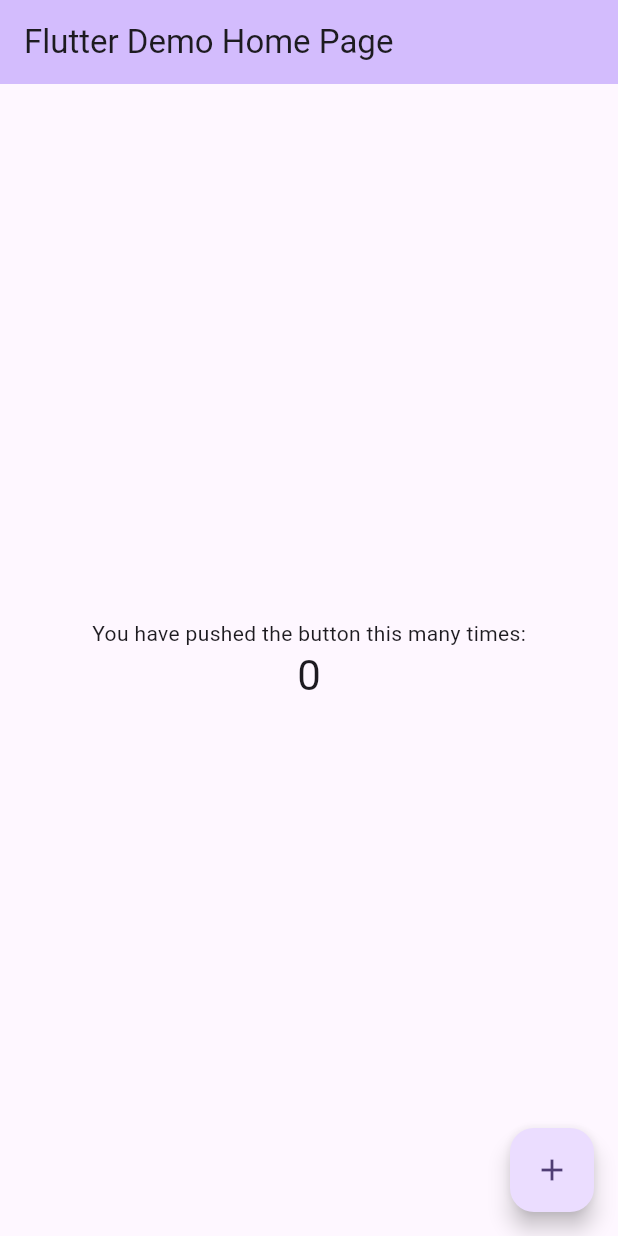
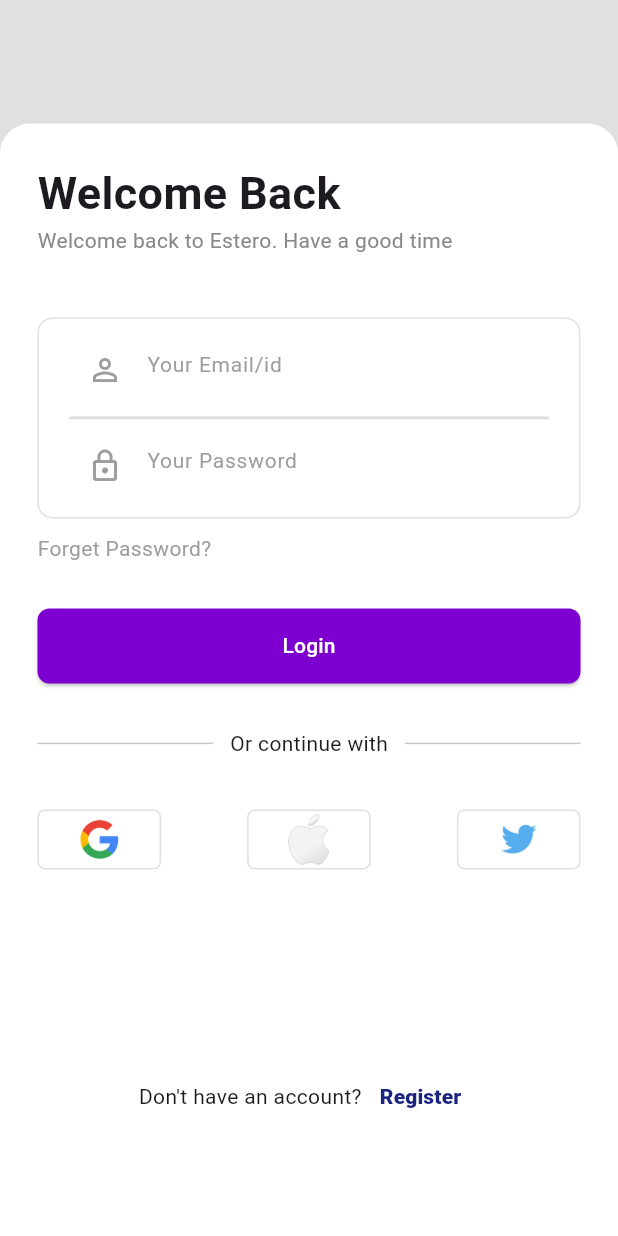
Before and after one commit to Saliim11/absen_geura_app, a Flutter app: the screen it shows after launch, on a phone screen of 412 x 824 dp. Run offline on Flutter 3.47's test engine with Material 3 defaults, Android fonts, the phone set to English and light mode, and no system bars; our stand-ins replace firebase_core; accounts and stored records are empty.

Commit message:
setup awal

```diff
--- a/lib/main.dart
+++ b/lib/main.dart
@@ -1,7 +1,15 @@
+import 'package:absen_geura/pages/login_screen.dart';
+import 'package:absen_geura/service/provider/absen_provider.dart';
 import 'package:flutter/material.dart';
+import 'package:provider/provider.dart';
 
 void main() {
-  runApp(const MyApp());
+  runApp(MultiProvider(
+    providers: [
+      Provider(create: (context) => AbsenProvider(),)
+    ],
+    child: const MyApp()
+  ));
 }
 
 class MyApp extends StatelessWidget {
@@ -13,110 +21,9 @@ class MyApp extends StatelessWidget {
     return MaterialApp(
       title: 'Flutter Demo',
       theme: ThemeData(
-        // This is the theme of your application.
-        //
-        // TRY THIS: Try running your application with "flutter run". You'll see
-        // the application has a purple toolbar. Then, without quitting the app,
-        // try changing the seedColor in the colorScheme below to Colors.green
-        // and then invoke "hot reload" (save your changes or press the "hot
-        // reload" button in a Flutter-supported IDE, or press "r" if you used
-        // the command line to start the app).
-        //
-        // Notice that the counter didn't reset back to zero; the application
-        // state is not lost during the reload. To reset the state, use hot
-        // restart instead.
-        //
-        // This works for code too, not just values: Most code changes can be
-        // tested with just a hot reload.
         colorScheme: ColorScheme.fromSeed(seedColor: Colors.deepPurple),
       ),
-      home: const MyHomePage(title: 'Flutter Demo Home Page'),
+      home: LoginScreen(),
     );
   }
 }
-
-class MyHomePage extends StatefulWidget {
-  const MyHomePage({super.key, required this.title});
-
-  // This widget is the home page of your application. It is stateful, meaning
-  // that it has a State object (defined below) that contains fields that affect
-  // how it looks.
-
-  // This class is the configuration for the state. It holds the values (in this
-  // case the title) provided by the parent (in this case the App widget) and
-  // used by the build method of the State. Fields in a Widget subclass are
-  // always marked "final".
-
-  final String title;
-
-  @override
-  State<MyHomePage> createState() => _MyHomePageState();
-}
-
-class _MyHomePageState extends State<MyHomePage> {
-  int _counter = 0;
-
-  void _incrementCounter() {
-    setState(() {
-      // This call to setState tells the Flutter framework that something has
-      // changed in this State, which causes it to rerun the build method below
-      // so that the display can reflect the updated values. If we changed
-      // _counter without calling setState(), then the build method would not be
-      // called again, and so nothing would appear to happen.
-      _counter++;
-    });
-  }
-
-  @override
-  Widget build(BuildContext context) {
-    // This method is rerun every time setState is called, for instance as done
-    // by the _incrementCounter method above.
-    //
-    // The Flutter framework has been optimized to make rerunning build methods
-    // fast, so that you can just rebuild anything that needs updating rather
-    // than having to individually change instances of widgets.
-    return Scaffold(
-      appBar: AppBar(
-        // TRY THIS: Try changing the color here to a specific color (to
-        // Colors.amber, perhaps?) and trigger a hot reload to see the AppBar
-        // change color while the other colors stay the same.
-        backgroundColor: Theme.of(context).colorScheme.inversePrimary,
-        // Here we take the value from the MyHomePage object that was created by
-        // the App.build method, and use it to set our appbar title.
-        title: Text(widget.title),
-      ),
-      body: Center(
-        // Center is a layout widget. It takes a single child and positions it
-        // in the middle of the parent.
-        child: Column(
-          // Column is also a layout widget. It takes a list of children and
-          // arranges them vertically. By default, it sizes itself to fit its
-          // children horizontally, and tries to be as tall as its parent.
-          //
-          // Column has various properties to control how it sizes itself and
-          // how it positions its children. Here we use mainAxisAlignment to
-          // center the children vertically; the main axis here is the vertical
-          // axis because Columns are vertical (the cross axis would be
-          // horizontal).
-          //
-          // TRY THIS: Invoke "debug painting" (choose the "Toggle Debug Paint"
-          // action in the IDE, or press "p" in the console), to see the
-          // wireframe for each widget.
-          mainAxisAlignment: MainAxisAlignment.center,
-          children: <Widget>[
-            const Text('You have pushed the button this many times:'),
-            Text(
-              '$_counter',
-              style: Theme.of(context).textTheme.headlineMedium,
-            ),
-          ],
-        ),
-      ),
-      floatingActionButton: FloatingActionButton(
-        onPressed: _incrementCounter,
-        tooltip: 'Increment',
-        child: const Icon(Icons.add),
-      ), // This trailing comma makes auto-formatting nicer for build methods.
-    );
-  }
-}
--- /dev/null
+++ b/lib/pages/login_screen.dart
@@ -0,0 +1,246 @@
+import 'package:absen_geura/utils/app_color.dart';
+import 'package:flutter/material.dart';
+
+class LoginScreen extends StatefulWidget {
+  const LoginScreen({super.key});
+
+  @override
+  State<LoginScreen> createState() => _LoginScreenState();
+}
+
+class _LoginScreenState extends State<LoginScreen> {
+  @override
+  Widget build(BuildContext context) {
+    return Scaffold(
+      backgroundColor: Colors.grey.shade300,
+      body: Container(
+        margin: EdgeInsets.only(top: MediaQuery.of(context).size.height * 0.1),
+        padding: EdgeInsets.all(25),
+        height: MediaQuery.of(context).size.height,
+        decoration: BoxDecoration(
+          borderRadius: BorderRadius.only(topLeft: Radius.circular(20), topRight: Radius.circular(20)),
+          color: Colors.white
+        ),
+        child: SingleChildScrollView(
+          child: Column(
+            children: [
+              Align(
+                alignment: Alignment.centerLeft,
+                child: Text(
+                  "Welcome Back",
+                  style: TextStyle(
+                    fontSize: 30,
+                    fontWeight: FontWeight.bold
+                  ),
+                ),
+              ),
+              Align(
+                alignment: Alignment.centerLeft,
+                child: Text(
+                  "Welcome back to Estero. Have a good time",
+                  style: TextStyle(
+                    color: Color.fromARGB(255, 136, 136, 136)
+                  ),
+                ),
+              ),
+
+              SizedBox(height: MediaQuery.of(context).size.height * 0.05,),
+
+              Row(
+                children: [
+                  Expanded(
+                    child: Container(
+                      padding: EdgeInsets.symmetric(horizontal: 20, vertical: 10),
+                      decoration: BoxDecoration(
+                        borderRadius: BorderRadius.circular(10),
+                        border: Border.all(
+                          width: 1,
+                          color: Colors.grey.shade300
+                        )
+                      ),
+                      child: Column(
+                        children: [
+                          TextField(
+                            decoration: InputDecoration(
+                              border: InputBorder.none,
+                              hintText: "Your Email/id",
+                              hintStyle: TextStyle(
+                                color: Colors.grey,
+                                fontSize: 14
+                              ),
+                              prefixIcon: Icon(Icons.person_outline, color: Colors.grey,)
+                            ),
+                          ),
+                          Divider(
+                            thickness: 2,
+                            color: Colors.grey.shade300,
+                          ),
+                          TextField(
+                            obscureText: true,
+                            decoration: InputDecoration(
+                              border: InputBorder.none,
+                              hintText: "Your Password",
+                              hintStyle: TextStyle(
+                                color: Colors.grey,
+                                fontSize: 14
+                              ),
+                              prefixIcon: Icon(Icons.lock_outline, color: Colors.grey,)
+                            ),
+                          ),
+                        ],
+                      ),
+                    ),
+                  )
+                ],
+              ),
+
+              SizedBox(height: 10),
+
+              Align(
+                alignment: Alignment.centerLeft,
+                child: InkWell(
+                  onTap: () => print("Forget Password tapped"),
+                  child: Text(
+                    "Forget Password?",
+                    style: TextStyle(
+                      fontSize: 14,
+                      color: Colors.grey
+                    ),
+                  ),
+                ),
+              ),
+
+              Padding(
+                padding: const EdgeInsets.symmetric(vertical: 30.0),
+                child: Row(
+                  children: [
+                    Expanded(
+                      child: SizedBox(
+                        height: 50,
+                        child: ElevatedButton(
+                          onPressed: () {
+
+                          },
+                          style: ElevatedButton.styleFrom(
+                            backgroundColor: AppColor.ungu,
+                            foregroundColor: Colors.white,
+                            shape: RoundedRectangleBorder(
+                              borderRadius: BorderRadius.circular(8)
+                            )
+                          ),
+                          child: Text("Login"),
+                        ),
+                      ),
+                    ),
+                  ],
+                ),
+              ),
+
+              Row(
+                children: [
+                  Expanded(child: Divider()),
+                  Text("   Or continue with   "),
+                  Expanded(child: Divider())
+                ],
+              ),
+
+              SizedBox(height: 30),
+
+              Row(
+                mainAxisAlignment: MainAxisAlignment.spaceBetween,
+                children: [
+                  SizedBox(
+                    width: MediaQuery.of(context).size.width /5,
+                    child: ElevatedButton(
+                      onPressed: () {
+
+                      },
+                      style: ElevatedButton.styleFrom(
+                        shape: RoundedRectangleBorder(borderRadius: BorderRadius.circular(5)),
+                        elevation: 0,
+                        side: BorderSide(
+                          color: Colors.grey.shade300,
+                          width: 1
+                        ),
+                        backgroundColor: Colors.white
+                      ),
+                      child: SizedBox(
+                        width: 40,
+                        height: 40,
+                        child: Image.asset("assets/google.png"),
+                      ),
+                    ),
+                  ),
+                  SizedBox(
+                    width: MediaQuery.of(context).size.width /5,
+                    child: ElevatedButton(
+                      onPressed: () {
+
+                      },
+                      style: ElevatedButton.styleFrom(
+                        shape: RoundedRectangleBorder(borderRadius: BorderRadius.circular(5)),
+                        elevation: 0,
+                        side: BorderSide(
+                          color: Colors.grey.shade300,
+                          width: 1
+                        ),
+                        backgroundColor: Colors.white
+                      ),
+                      child: SizedBox(
+                        width: 40,
+                        height: 40,
+                        child: Image.asset("assets/apple.png"),
+                      ),
+                    ),
+                  ),
+                  SizedBox(
+                    width: MediaQuery.of(context).size.width /5,
+                    child: ElevatedButton(
+                      onPressed: () {
+
+                      },
+                      style: ElevatedButton.styleFrom(
+                        shape: RoundedRectangleBorder(borderRadius: BorderRadius.circular(5)),
+                        elevation: 0,
+                        side: BorderSide(
+                          color: Colors.grey.shade300,
+                          width: 1
+                        ),
+                        backgroundColor: Colors.white
+                      ),
+                      child: SizedBox(
+                        width: 40,
+                        height: 40,
+                        child: Image.asset("assets/twitter.png"),
+                      ),
+                    ),
+                  ),
+                ],
+              ),
+
+              SizedBox(height: MediaQuery.of(context).size.height * 0.15),
+              Row(
+                mainAxisAlignment: MainAxisAlignment.center,
+                children: [
+                  Text("Don't have an account?"),
+                  TextButton(
+                    onPressed: () {
+
+                    },
+                    child: Text(
+                      "Register",
+                      style: TextStyle(
+                        color: Colors.indigo.shade900,
+                        fontWeight: FontWeight.w900,
+                      ),
+                    )
+                  )
+                ],
+              )
+            ],
+          ),
+        ),
+      ),
+    );
+  }
+}
--- /dev/null
+++ b/lib/pages/main_screen.dart
@@ -0,0 +1,18 @@
+import 'package:flutter/material.dart';
+
+class MainScreen extends StatelessWidget {
+  const MainScreen({super.key});
+
+  @override
+  Widget build(BuildContext context) {
+    return Scaffold(
+      appBar: AppBar(
+        centerTitle: true,
+        title: Text("AbsenGeura"),
+      ),
+      body: Center(
+        child: Text("Hello World"),
+      ),
+    );
+  }
+}
--- /dev/null
+++ b/lib/utils/app_color.dart
@@ -0,0 +1,5 @@
+import 'dart:ui';
+
+class AppColor {
+  static const Color ungu = Color.fromARGB(255, 125, 0, 208);
+}
--- a/pubspec.yaml
+++ b/pubspec.yaml
@@ -36,6 +36,7 @@ dependencies:
   cupertino_icons: ^1.0.8
   firebase_core: ^3.12.1
   firebase_auth: ^5.5.1
+  provider: ^6.1.2
 
 dev_dependencies:
   flutter_test:
@@ -60,8 +61,8 @@ flutter:
   uses-material-design: true
 
   # To add assets to your application, add an assets section, like this:
-  # assets:
-  #   - images/a_dot_burr.jpeg
+  assets:
+    - assets/
   #   - images/a_dot_ham.jpeg
 
   # An image asset can refer to one or more resolution-specific "variants", see
```
Also changed, not shown: assets/apple.png (added), assets/google.png (added), assets/twitter.png (added), pubspec.lock.
